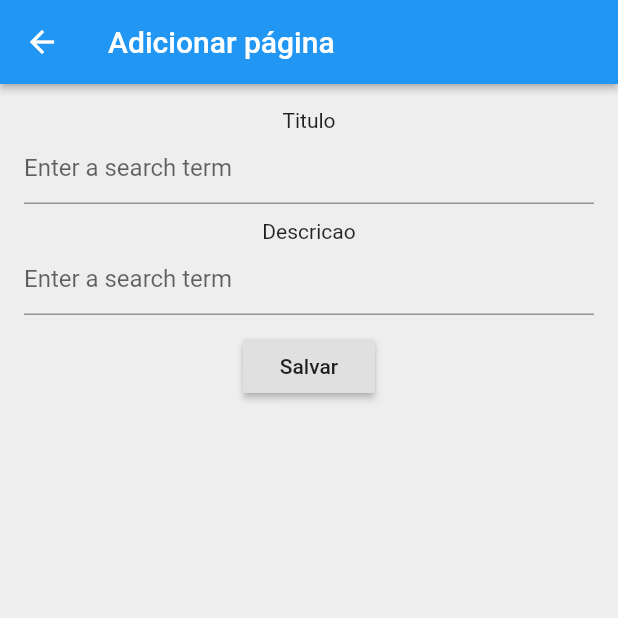
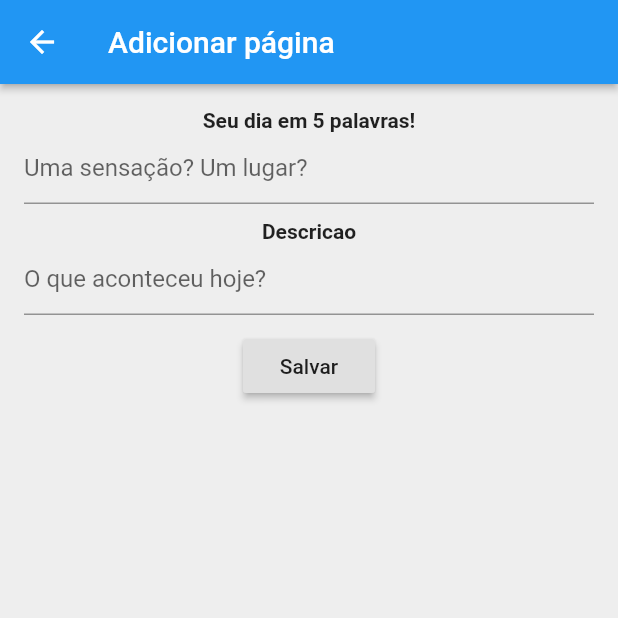
Before and after one commit to Brenocq/Diario-POO, a Flutter app: the screen it shows once a user with an empty profile is signed in, after a tap on the "add" icon, on a phone screen of 412 x 824 dp, the top half of it. Run offline on Flutter 3.47's test engine with Material 2 defaults, Android fonts, the phone set to English and light mode, and no system bars; our stand-ins replace cloud_firestore, firebase_auth, google_sign_in; accounts and stored records are empty.

Commit message:
Botão de opções adicionado à tela inicial. Textos no design da página de adicionar entradas mudaram

```diff
--- a/app/diario_poo/lib/app/homePage.dart
+++ b/app/diario_poo/lib/app/homePage.dart
@@ -38,21 +38,37 @@ class _HomePageState extends State<HomePage> {
 
     return Scaffold(
       appBar: AppBar(
-        title: Text('Home Page'),
+        title: Text('Página inicial'),
         actions: <Widget>[
-          FlatButton(
-            child: Text(
-              'Logout',
-              style: TextStyle(
-                fontSize: 18.0,
+          PopupMenuButton<String>(
+            child: Icon(
+              Icons.more_vert,
               color: Colors.white,
             ),
+            onSelected: opcoesDeAcao,
+            itemBuilder: (BuildContext context){
+              return Opcoes.escolhas.map((String opcao){
+                return PopupMenuItem<String>(
+                  value: opcao,
+                  child: Text(opcao),
+                );
+              }).toList();
+            },
           ),
-            onPressed: _signOut,
-          ),
+          SizedBox(width: 10,)
         ],
       ),
-      body: Container(
+      body: getPaginas(),
+      floatingActionButton: FloatingActionButton(
+        onPressed: telaNovaPagina,
+        tooltip: 'Escrever',
+        child: Icon(Icons.add),
+      ),
+    );
+  }
+
+  Container getPaginas(){
+    return Container(
       padding: const EdgeInsets.all(10.0),
       child: FutureBuilder<List<dynamic>>(
         future: getDiaryPages(),
@@ -61,7 +77,7 @@ class _HomePageState extends State<HomePage> {
             if (snapshot.hasError) return new Text('Error: ${snapshot.error}');
             switch (snapshot.connectionState) {
               case ConnectionState.waiting:
-                return new Text('Loading...');
+                return CircularProgressIndicator(); // TODO: colocar círculo no meio da tela
               default:
                 return ListView(
                   children:
@@ -70,23 +86,31 @@ class _HomePageState extends State<HomePage> {
             }
           },
         ),
-      ),
-      floatingActionButton: FloatingActionButton(
-        onPressed: () {
+    );
+  }
+
+  void telaNovaPagina(){
     Navigator.push(
       context,
       MaterialPageRoute(builder: (context) => NewDiaryPage()),
     ).then((value) {
-            setState(() {
+      setState(() {});
+    });
+  }
 
-            });
-          });
-        },
-        tooltip: 'Escrever',
-        child: Icon(Icons.add),
-      ),
-    );
+  void opcoesDeAcao(String opcao){
+    switch(opcao){
+      case Opcoes.sair:
+        _signOut();
+        print(opcao);
+        break;
+
+      case Opcoes.editar:
+        print(opcao);
+        break;
     }
+  }
+
 
   Future<List<dynamic>> getDiaryPages() async {
     var firestore = Firestore.instance;
@@ -106,3 +130,13 @@ class _HomePageState extends State<HomePage> {
     ).toList());
   }
 }
+
+class Opcoes{
+  static const String editar = 'Editar';
+  static const String sair = 'Sair';
+
+  static const List<String> escolhas = <String>[
+    editar,
+    sair,
+  ];
+}
--- a/app/diario_poo/lib/app/newDiaryPage.dart
+++ b/app/diario_poo/lib/app/newDiaryPage.dart
@@ -1,8 +1,8 @@
-import 'package:diariopoo/app/homePage.dart';
 import 'package:firebase_auth/firebase_auth.dart';
 import 'package:flutter/cupertino.dart';
 import 'package:flutter/material.dart';
 import 'package:cloud_firestore/cloud_firestore.dart';
+import 'package:flutter/rendering.dart';
 
 class NewDiaryPage extends StatefulWidget {
   @override
@@ -36,24 +36,27 @@ class _NewDiaryPageState extends State<NewDiaryPage> {
           padding: const EdgeInsets.symmetric(horizontal: 16.0, vertical: 16),
           child: Column(
             children: <Widget>[
-              Text("Titulo"),
+              Text(
+                "Seu dia em 5 palavras!",
+                style: TextStyle(fontWeight: FontWeight.bold),
+              ),
               TextField(
                 controller: titleController,
-                decoration: InputDecoration(hintText: 'Enter a search term'),
+                decoration: InputDecoration(hintText: 'Uma sensação? Um lugar?'),
               ),
               SizedBox(height: 10),
-              Text("Descricao"),
+              Text(
+                "Descricao",
+                style: TextStyle(fontWeight: FontWeight.bold),
+              ),
               TextField(
                 controller: descController,
-                decoration: InputDecoration(hintText: 'Enter a search term'),
+                decoration: InputDecoration(hintText: 'O que aconteceu hoje?'),
               ),
               SizedBox(height: 10),
               RaisedButton(
                 onPressed: () {
                   sendPageToFirebase(context, titleController, descController);
-                  setState(() {
-                    HomePage();
-                  });
                 },
                 child: Text("Salvar"),
               )
```
Lines whose indentation alone changed are shown as unchanged.
